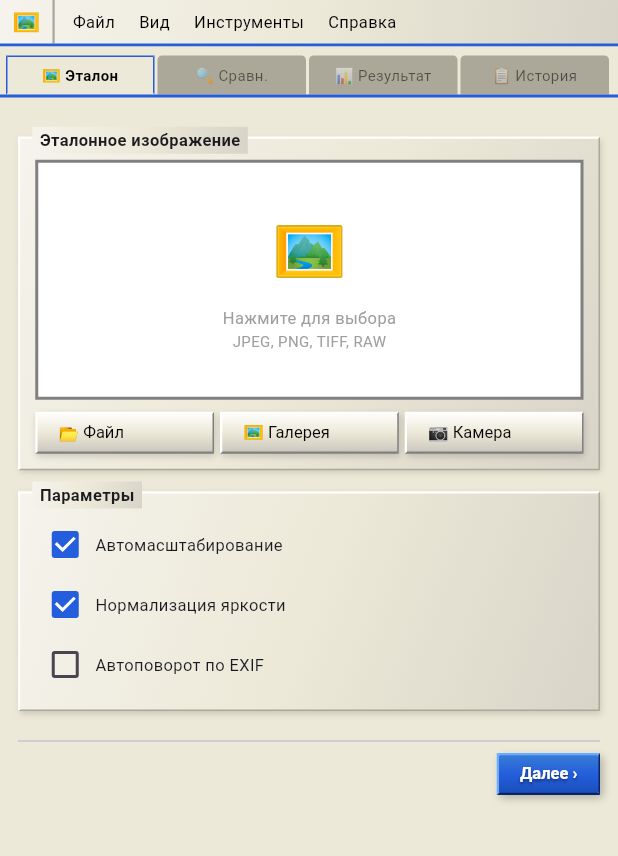
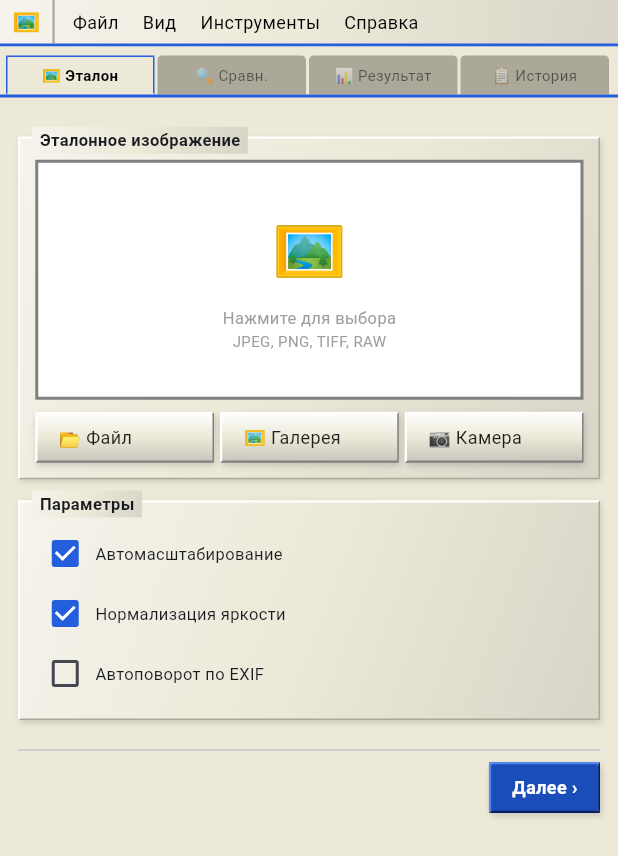
Before and after one commit to ppvesna/foto-compare, a Flutter app: the CompareScreen widget shown alone on an empty page, opened directly, on a phone screen of 412 x 824 dp. Shown: the top 856 px of the screen. Run offline on Flutter 3.47's test engine with Material 3 defaults, Android fonts, the phone set to English and light mode, and no system bars; our stand-ins replace image_picker, sqflite, supabase_flutter; accounts and stored records are empty.

Commit message:
Solid colour primary buttons + Transform-based zoom in comparison view
- XpBtn: replace gradient with solid Color(0xFF1A4DB8) / Color(0xFFB01010)
  for primary/danger; font 12px; this guarantees visible white text
- compare_screen: drop InteractiveViewer from comparison view; use
  Transform(_zoom, _rotation) + LayoutBuilder instead — same approach
  that worked before, zoom/pan via toolbar buttons

https://claude.ai/code/session_01SYdGBKvBkUENM7TUXVJdMv

```diff
--- a/lib/widgets/xp_widgets.dart
+++ b/lib/widgets/xp_widgets.dart
@@ -22,55 +22,47 @@ class XpBtn extends StatelessWidget {
 
   @override
   Widget build(BuildContext context) {
-    final gradient = danger
-        ? const LinearGradient(colors: [Color(0xFFF56060), Color(0xFFC82020)],
-            begin: Alignment.topCenter, end: Alignment.bottomCenter)
-        : primary ? AppTheme.blueGrad : AppTheme.btnGrad;
-
-    final textColor = (primary || danger) ? Colors.white : Colors.black;
-
-    final textStyle = TextStyle(
-      fontSize: 11,
-      color: textColor,
-      fontWeight: primary ? FontWeight.bold : FontWeight.normal,
-      shadows: (primary || danger)
-          ? const [Shadow(color: Colors.black45, offset: Offset(0, 1), blurRadius: 2)]
-          : null,
-    );
-
-    Widget child = Row(
-      mainAxisSize: MainAxisSize.min,
-      children: [
-        if (icon != null) ...[
-          Icon(icon, size: 13, color: textColor),
-          const SizedBox(width: 4),
-        ],
-        // RichText bypasses DefaultTextStyle — colour is always explicit
-        RichText(text: TextSpan(text: label, style: textStyle)),
-      ],
-    );
+    // Solid colours for primary/danger — gradients caused invisible text on some devices
+    final Color bgColor = danger
+        ? const Color(0xFFB01010)
+        : primary
+            ? const Color(0xFF1A4DB8)
+            : Colors.transparent;
 
     return GestureDetector(
       onTap: onPressed,
       child: Container(
         width: width,
-        padding: const EdgeInsets.symmetric(horizontal: 14, vertical: 6),
+        padding: const EdgeInsets.symmetric(horizontal: 14, vertical: 7),
         decoration: BoxDecoration(
-          gradient: gradient,
+          color: (primary || danger) ? bgColor : null,
+          gradient: (primary || danger) ? null : AppTheme.btnGrad,
           borderRadius: BorderRadius.circular(3),
-          boxShadow: onPressed != null
-              ? (primary || danger)
-                  ? AppTheme.shadowRaised
-                  : AppTheme.shadowSubtle
-              : null,
+          boxShadow: onPressed != null ? AppTheme.shadowSubtle : null,
           border: Border(
-            top:    BorderSide(color: (primary||danger) ? AppTheme.blueLight : AppTheme.silverLight, width: 1.5),
-            left:   BorderSide(color: (primary||danger) ? AppTheme.blueLight : AppTheme.silverLight, width: 1.5),
-            right:  BorderSide(color: (primary||danger) ? AppTheme.blueDark  : AppTheme.border),
-            bottom: BorderSide(color: (primary||danger) ? AppTheme.blueDark  : AppTheme.border, width: 1.5),
+            top:    BorderSide(color: (primary||danger) ? const Color(0xFF5588EE) : AppTheme.silverLight, width: 1.5),
+            left:   BorderSide(color: (primary||danger) ? const Color(0xFF5588EE) : AppTheme.silverLight, width: 1.5),
+            right:  BorderSide(color: (primary||danger) ? const Color(0xFF0A2060) : AppTheme.border),
+            bottom: BorderSide(color: (primary||danger) ? const Color(0xFF0A2060) : AppTheme.border, width: 1.5),
           ),
         ),
-        child: child,
+        child: Row(
+          mainAxisSize: MainAxisSize.min,
+          children: [
+            if (icon != null) ...[
+              Icon(icon, size: 14, color: (primary || danger) ? Colors.white : Colors.black87),
+              const SizedBox(width: 4),
+            ],
+            Text(
+              label,
+              style: TextStyle(
+                fontSize: 12,
+                color: (primary || danger) ? Colors.white : Colors.black87,
+                fontWeight: primary ? FontWeight.bold : FontWeight.normal,
+              ),
+            ),
+          ],
+        ),
       ),
     );
   }
@@ -113,10 +105,10 @@ class XpInput extends StatelessWidget {
         obscureText: obscure,
         keyboardType: keyboardType,
         onChanged: onChanged,
-        style: const TextStyle(fontSize: 11),
+        style: const TextStyle(fontSize: 12),
         decoration: InputDecoration(
           hintText: placeholder,
-          hintStyle: const TextStyle(fontSize: 11, color: Colors.grey),
+          hintStyle: const TextStyle(fontSize: 12, color: Colors.grey),
           contentPadding: const EdgeInsets.symmetric(horizontal: 7, vertical: 5),
           border: InputBorder.none,
         ),
@@ -156,13 +148,10 @@ class XpGroup extends StatelessWidget {
           Positioned(
             top: -8, left: 8,
             child: Container(
-              decoration: const BoxDecoration(
-                gradient: AppTheme.silverGrad,
-              ),
+              decoration: const BoxDecoration(gradient: AppTheme.silverGrad),
               padding: const EdgeInsets.symmetric(horizontal: 5, vertical: 1),
               child: Text(label,
-                  style: const TextStyle(
-                      fontSize: 11, fontWeight: FontWeight.bold)),
+                  style: const TextStyle(fontSize: 11, fontWeight: FontWeight.bold)),
             ),
           ),
         ],
@@ -178,8 +167,7 @@ Future<void> xpDlg(BuildContext context, String title, String msg) {
     barrierColor: Colors.black45,
     builder: (_) => Dialog(
       backgroundColor: AppTheme.silver,
-      shape: const RoundedRectangleBorder(
-          borderRadius: BorderRadius.zero),
+      shape: const RoundedRectangleBorder(borderRadius: BorderRadius.zero),
       child: Column(
         mainAxisSize: MainAxisSize.min,
         children: [
@@ -199,16 +187,13 @@ Future<void> xpDlg(BuildContext context, String title, String msg) {
           ),
           Padding(
             padding: const EdgeInsets.fromLTRB(14, 14, 14, 8),
-            child: Text(msg,
-                style: const TextStyle(fontSize: 11, height: 1.7)),
+            child: Text(msg, style: const TextStyle(fontSize: 12, height: 1.7)),
           ),
           Padding(
             padding: const EdgeInsets.fromLTRB(14, 0, 14, 12),
             child: Row(mainAxisAlignment: MainAxisAlignment.end, children: [
-              XpBtn(
-                label: 'ОК', primary: true,
-                onPressed: () => Navigator.pop(context),
-              ),
+              XpBtn(label: 'ОК', primary: true,
+                  onPressed: () => Navigator.pop(context)),
             ]),
           ),
         ],
@@ -243,7 +228,7 @@ Future<bool> xpConfirm(BuildContext context, String title, String msg) async {
           ),
           Padding(
             padding: const EdgeInsets.fromLTRB(14, 14, 14, 8),
-            child: Text(msg, style: const TextStyle(fontSize: 11, height: 1.7)),
+            child: Text(msg, style: const TextStyle(fontSize: 12, height: 1.7)),
           ),
           Padding(
             padding: const EdgeInsets.fromLTRB(14, 0, 14, 12),
@@ -337,7 +322,7 @@ class _XpMenuBarState extends State<XpMenuBar> {
                         ],
                         Text(item.label,
                             style: TextStyle(
-                                fontSize: 11,
+                                fontSize: 12,
                                 color: item.disabled ? Colors.grey : Colors.black)),
                         if (item.shortcut != null) ...[
                           const Spacer(),
@@ -408,7 +393,7 @@ class _XpMenuBarState extends State<XpMenuBar> {
                       color: _open == i ? AppTheme.blue : Colors.transparent,
                       child: Text(menu.label,
                           style: TextStyle(
-                              fontSize: 11,
+                              fontSize: 12,
                               color: _open == i ? Colors.white : Colors.black)),
                     ),
                   ),
```
Also changed, not shown: lib/screens/compare_screen.dart (+30 -54 lines).
